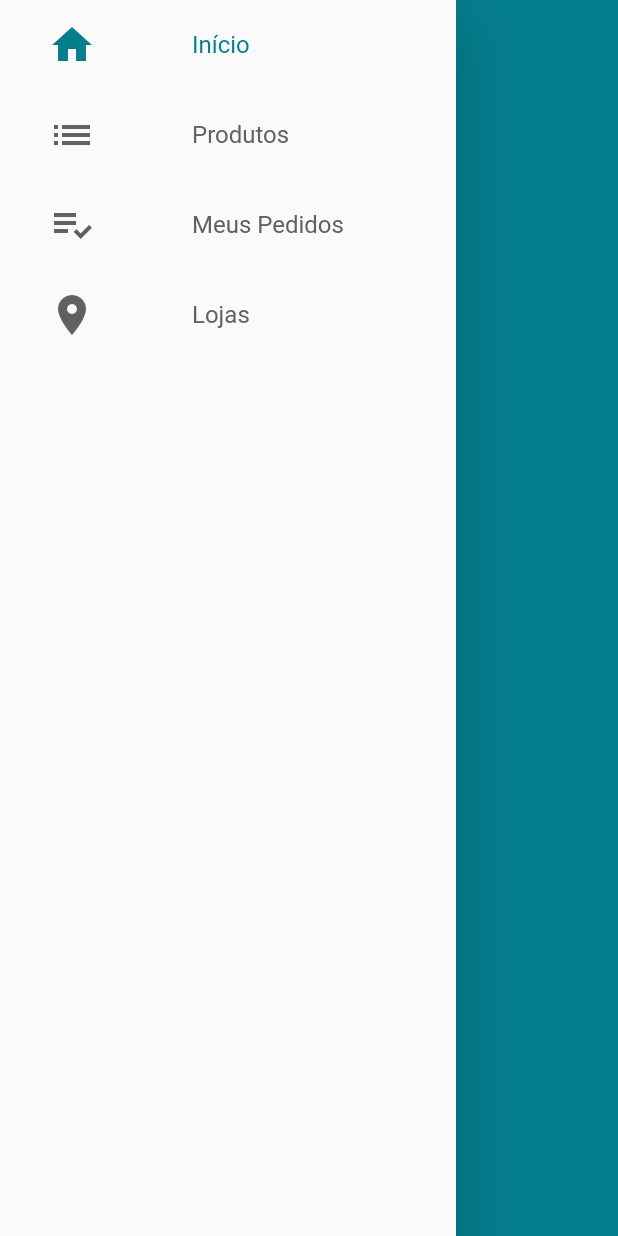
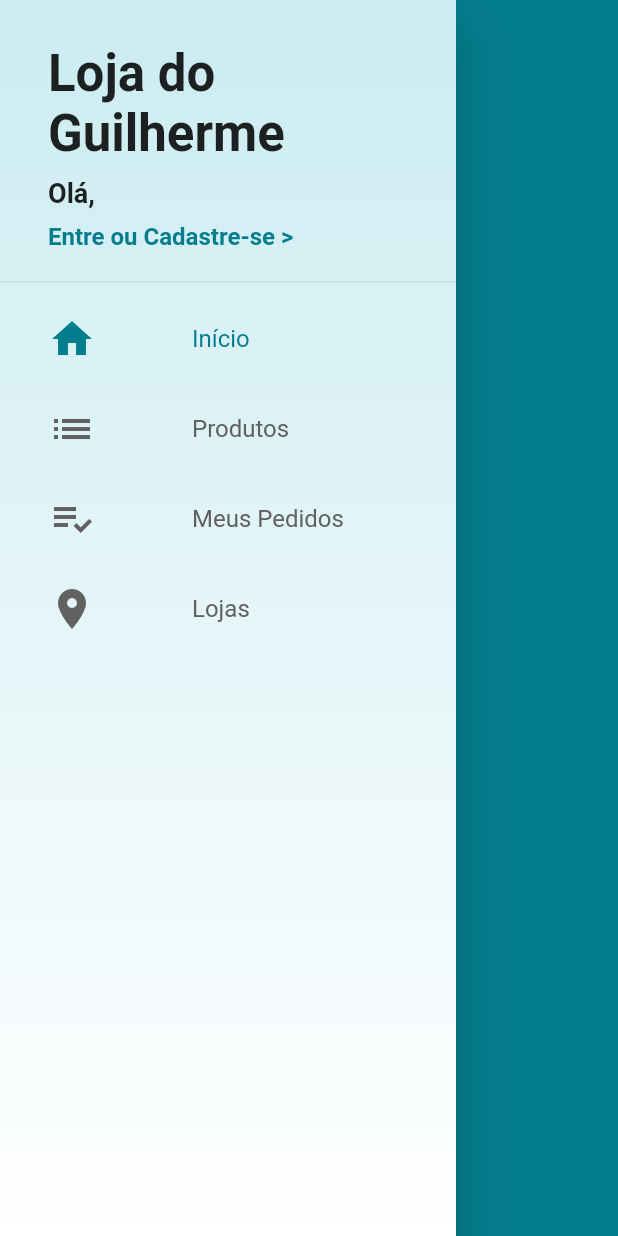
Before and after one commit to guimattos1249/loja_flutter, a Flutter app: the CustomDrawer widget shown alone on an empty page, opened directly, on a phone screen of 412 x 824 dp. Run offline on Flutter 3.47's test engine with Material 2 defaults, Android fonts, the phone set to English and light mode, and no system bars; our stand-ins replace cloud_firestore, firebase_auth; accounts and stored records are empty.

Commit message:
added user infos in custom_drawer

```diff
--- a/lib/common/custom_drawer/custom_drawer.dart
+++ b/lib/common/custom_drawer/custom_drawer.dart
@@ -1,4 +1,5 @@
 import 'package:flutter/material.dart';
+import 'package:loja_virtual_pro/common/custom_drawer/custom_drawer_header.dart';
 import 'package:loja_virtual_pro/common/custom_drawer/drawer_title.dart';
 
 class CustomDrawer extends StatelessWidget {
@@ -7,8 +8,21 @@ class CustomDrawer extends StatelessWidget {
   @override
   Widget build(BuildContext context) {
     return Drawer(
-      child: ListView(
+      child: Stack(
+        children: [
+          Container(
+            decoration: const BoxDecoration(
+              gradient: LinearGradient(
+                colors: [Color.fromARGB(255, 203, 236, 241), Colors.white],
+                begin: Alignment.topCenter,
+                end: Alignment.bottomCenter,
+              ),
+            ),
+          ),
+          ListView(
             children: const <Widget>[
+              CustomDrawerHeader(),
+              Divider(),
               DrawerTitle(
                 iconData: Icons.home,
                 title: 'Início',
@@ -31,6 +45,8 @@ class CustomDrawer extends StatelessWidget {
               ),
             ],
           ),
+        ],
+      ),
     );
   }
 }
--- /dev/null
+++ b/lib/common/custom_drawer/custom_drawer_header.dart
@@ -0,0 +1,59 @@
+import 'package:flutter/material.dart';
+import 'package:loja_virtual_pro/models/user_manager.dart';
+import 'package:provider/provider.dart';
+
+class CustomDrawerHeader extends StatelessWidget {
+  const CustomDrawerHeader({Key? key}) : super(key: key);
+
+  @override
+  Widget build(BuildContext context) {
+    return Container(
+      padding: const EdgeInsets.fromLTRB(32, 24, 16, 8),
+      height: 180,
+      child: Consumer<UserManager>(
+        builder: (_, userManager, __) {
+          return Column(
+            mainAxisAlignment: MainAxisAlignment.spaceAround,
+            crossAxisAlignment: CrossAxisAlignment.start,
+            // ignore: prefer_const_literals_to_create_immutables
+            children: [
+              const Text(
+                'Loja do\nGuilherme',
+                style: TextStyle(
+                  fontSize: 34,
+                  fontWeight: FontWeight.bold,
+                ),
+              ),
+              Text(
+                'Olá, ${userManager.user?.name ?? ''}',
+                overflow: TextOverflow.ellipsis,
+                maxLines: 2,
+                style: const TextStyle(
+                  fontSize: 18,
+                  fontWeight: FontWeight.bold,
+                ),
+              ),
+              GestureDetector(
+                onTap: () {
+                  if (userManager.isLoggedIn) {
+                    userManager.signOut();
+                  } else {
+                    Navigator.of(context).pushNamed('/login');
+                  }
+                },
+                child: Text(
+                  userManager.isLoggedIn ? 'Sair' : 'Entre ou Cadastre-se >',
+                  style: TextStyle(
+                    color: Theme.of(context).primaryColor,
+                    fontWeight: FontWeight.bold,
+                    fontSize: 16,
+                  ),
+                ),
+              ),
+            ],
+          );
+        },
+      ),
+    );
+  }
+}
--- a/lib/main.dart
+++ b/lib/main.dart
@@ -1,6 +1,7 @@
 import 'package:flutter/material.dart';
 import 'package:loja_virtual_pro/models/user_manager.dart';
 import 'package:loja_virtual_pro/screens/base/base_screen.dart';
+import 'package:loja_virtual_pro/screens/login/login_screen.dart';
 import 'package:loja_virtual_pro/screens/signup/signup_screen.dart';
 import 'package:provider/provider.dart';
 
@@ -16,6 +17,7 @@
   Widget build(BuildContext context) {
     return ChangeNotifierProvider(
       create: (_) => UserManager(),
+      lazy: false,
       child: MaterialApp(
         title: 'Loja Virtual',
         debugShowCheckedModeBanner: false,
@@ -29,6 +31,10 @@
         initialRoute: '/base',
         onGenerateRoute: (settings) {
           switch (settings.name) {
+            case '/login':
+              return MaterialPageRoute(
+                builder: (_) => LoginScreen(),
+              );
             case '/signup':
               return MaterialPageRoute(
                 builder: (_) => SignUpScreen(),
--- a/lib/screens/base/base_screen.dart
+++ b/lib/screens/base/base_screen.dart
@@ -1,7 +1,6 @@
 import 'package:flutter/material.dart';
 import 'package:loja_virtual_pro/common/custom_drawer/custom_drawer.dart';
 import 'package:loja_virtual_pro/models/page_manager.dart';
-import 'package:loja_virtual_pro/screens/login/login_screen.dart';
 import 'package:provider/provider.dart';
 
 class BaseScreen extends StatelessWidget {
@@ -17,22 +16,24 @@ class BaseScreen extends StatelessWidget {
         controller: pageController,
         physics: const NeverScrollableScrollPhysics(),
         children: <Widget>[
-          LoginScreen(),
           Scaffold(
             drawer: const CustomDrawer(),
             appBar: AppBar(
+              backgroundColor: const Color.fromARGB(255, 4, 125, 141),
               title: const Text('Loja'),
             ),
           ),
           Scaffold(
             drawer: const CustomDrawer(),
             appBar: AppBar(
+              backgroundColor: const Color.fromARGB(255, 4, 125, 141),
               title: const Text('Loja'),
             ),
           ),
           Scaffold(
             drawer: const CustomDrawer(),
             appBar: AppBar(
+              backgroundColor: const Color.fromARGB(255, 4, 125, 141),
               title: const Text('Loja'),
             ),
           ),
--- a/lib/screens/login/login_screen.dart
+++ b/lib/screens/login/login_screen.dart
@@ -120,7 +120,7 @@ class LoginScreen extends StatelessWidget {
                                         );
                                       },
                                       onSuccess: () {
-                                        //TODO: FECHAR TELA DE LOGIN
+                                        Navigator.of(context).pop();
                                       });
                                 }
                               },
--- a/lib/screens/signup/signup_screen.dart
+++ b/lib/screens/signup/signup_screen.dart
@@ -1,3 +1,5 @@
+// ignore_for_file: implementation_imports
+
 import 'package:flutter/material.dart';
 import 'package:loja_virtual_pro/helpers/validators.dart';
 import 'package:loja_virtual_pro/models/user.dart';
@@ -140,7 +142,7 @@ class SignUpScreen extends StatelessWidget {
                               );
                             },
                             onSuccess: () {
-                              //TODO: POP
+                              Navigator.of(context).pop();
                             });
                       }
                     },
```
Also changed, not shown: lib/models/user_manager.dart (+8 -0 lines). Lines whose indentation alone changed are shown as unchanged.
